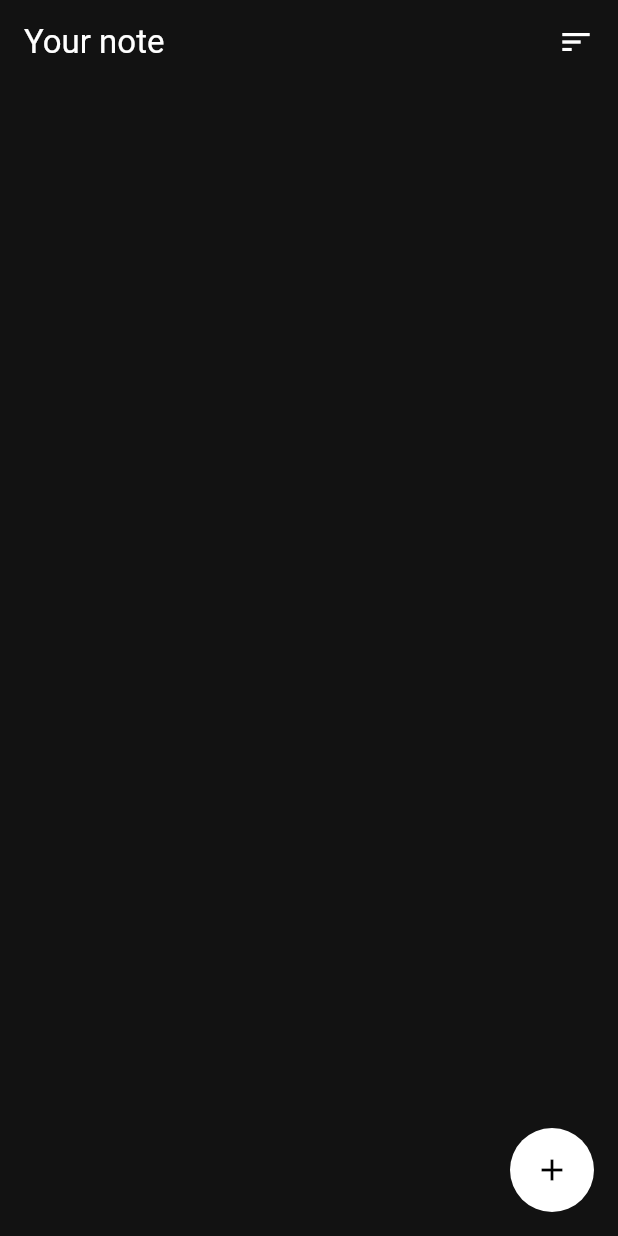
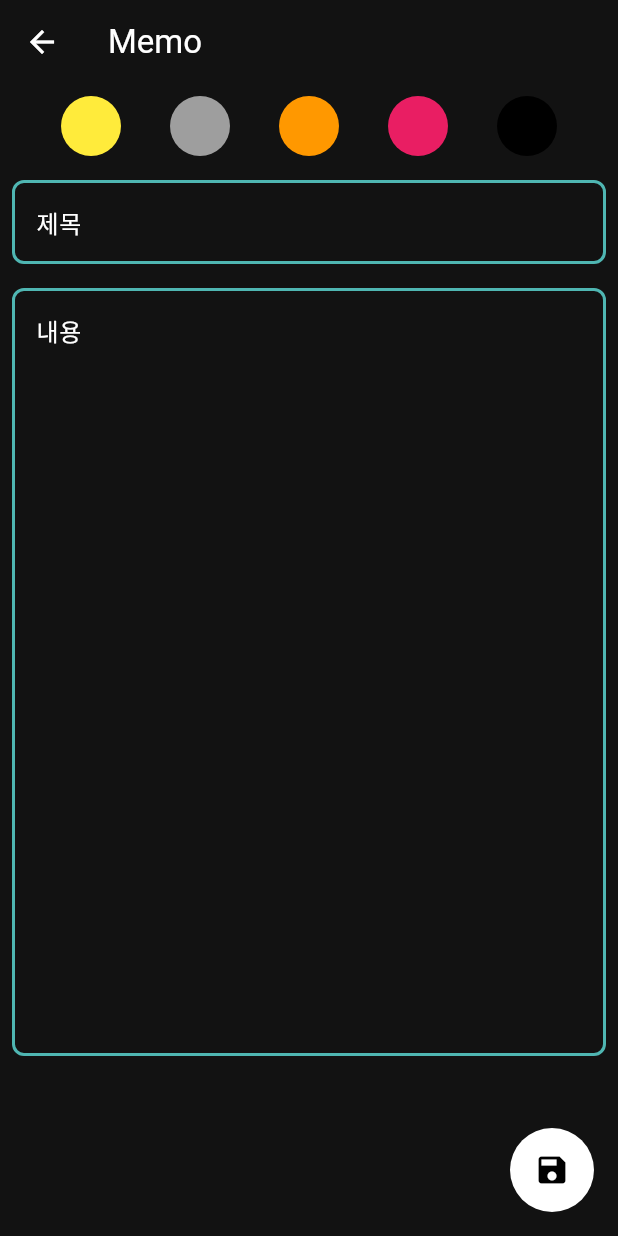
Before and after one commit to sanghyun3377/orm_note_app, a Flutter app: the screen it shows after launch, after a tap on the "add" icon, on a phone screen of 412 x 824 dp. Run offline on Flutter 3.47's test engine with Material 3 defaults, Android fonts, the phone set to English and light mode, and no system bars; our stand-ins replace go_router.

Commit message:
memo_screen ui 간단하게 완성

```diff
--- a/lib/Screen/main_screen.dart
+++ b/lib/Screen/main_screen.dart
@@ -1,4 +1,5 @@
 import 'package:flutter/material.dart';
+import 'package:go_router/go_router.dart';
 
 class MainScreen extends StatelessWidget {
   const MainScreen({super.key});
@@ -19,11 +20,12 @@ class MainScreen extends StatelessWidget {
         ],
       ),
       floatingActionButton: FloatingActionButton(
-        onPressed: () {},
+        onPressed: () {
+          context.push(Uri(path: '/memo_screen').toString());
+        },
         foregroundColor: Colors.black, // 아이콘의 색상을 지정합니다.
         backgroundColor: Colors.white, // 버튼의 배경색을 지정합니다.
         elevation: 0.0, // 버튼의 음영 효과의 크기를 조절합니다.
-        tooltip: '추가', // onPressed 콜백이 동작할 때 나타나는 툴팁을 정의합니다.
         splashColor: Colors.yellow, // 누르고 있지 않을 때 나타나는 색상을 지정합니다.
         shape: RoundedRectangleBorder(
           borderRadius: BorderRadius.circular(99), // 버튼의 모양을 지정합니다.
--- /dev/null
+++ b/lib/Screen/memo_screen.dart
@@ -0,0 +1,116 @@
+import 'package:flutter/material.dart';
+
+class MemoScreen extends StatefulWidget {
+  const MemoScreen({super.key});
+
+  @override
+  State<MemoScreen> createState() => _MemoScreenState();
+}
+
+class _MemoScreenState extends State<MemoScreen> {
+  var controller = TextEditingController();
+
+  @override
+  Widget build(BuildContext context) {
+    return Scaffold(
+      appBar: AppBar(title: const Text('Memo')),
+      body: Column(
+        children: [
+          const Padding(
+            padding: EdgeInsets.all(8.0),
+            child: Row(
+              mainAxisAlignment: MainAxisAlignment.spaceEvenly,
+              children: [
+                CircleAvatar(backgroundColor: Colors.yellow),
+                CircleAvatar(backgroundColor: Colors.grey),
+                CircleAvatar(backgroundColor: Colors.orange),
+                CircleAvatar(backgroundColor: Colors.pink),
+                CircleAvatar(backgroundColor: Colors.black),
+              ],
+            ),
+          ),
+          Padding(
+            padding: const EdgeInsets.all(8.0),
+            child: TextFormField(
+              controller: controller,
+              onChanged: (text) {},
+              keyboardType: TextInputType.text,
+              validator: (value) {
+                // 유효성 검사
+                if (value == null || value.isEmpty) {
+                  return '제목을 입력해주세요';
+                }
+                return null;
+              },
+              decoration: InputDecoration(
+                // 기본디자인
+                enabledBorder: OutlineInputBorder(
+                  borderRadius: BorderRadius.circular(8.0),
+                  borderSide: const BorderSide(
+                    width: 2,
+                    color: Color(0xFF4FB6B2),
+                  ),
+                ),
+                // 눌렀을때 디자인
+                focusedBorder: OutlineInputBorder(
+                  borderRadius: BorderRadius.circular(8.0),
+                  borderSide: const BorderSide(
+                    width: 2,
+                    color: Colors.amber,
+                  ),
+                ),
+                hintText: '제목',
+              ),
+            ),
+          ), // TextFormField
+          Padding(
+            padding: const EdgeInsets.all(8.0),
+            child: TextFormField(
+              controller: controller,
+              onChanged: (text) {},
+              keyboardType: TextInputType.text,
+              maxLines: 20,
+              validator: (value) {
+                // 유효성 검사
+                if (value == null || value.isEmpty) {
+                  return '내용을 입력해주세요';
+                }
+                return null;
+              },
+              decoration: InputDecoration(
+                // 기본디자인
+                enabledBorder: OutlineInputBorder(
+                  borderRadius: BorderRadius.circular(8.0),
+                  borderSide: const BorderSide(
+                    width: 2,
+                    color: Color(0xFF4FB6B2),
+                  ),
+                ),
+                // 눌렀을때 디자인
+                focusedBorder: OutlineInputBorder(
+                  borderRadius: BorderRadius.circular(8.0),
+                  borderSide: const BorderSide(
+                    width: 2,
+                    color: Colors.amber,
+                  ),
+                ),
+                hintText: '내용',
+              ),
+            ),
+          ), // TextFormField
+        ],
+      ),
+      floatingActionButton: FloatingActionButton(
+        onPressed: () {},
+        foregroundColor: Colors.black, // 아이콘의 색상을 지정합니다.
+        backgroundColor: Colors.white, // 버튼의 배경색을 지정합니다.
+        elevation: 0.0, // 버튼의 음영 효과의 크기를 조절합니다.
+        splashColor: Colors.yellow, // 누르고 있지 않을 때 나타나는 색상을 지정합니다.
+        shape: RoundedRectangleBorder(
+          borderRadius: BorderRadius.circular(99), // 버튼의 모양을 지정합니다.
+        ),
+        child: const Icon(Icons.save),
+      ),
+    );
+  }
+}
--- a/lib/router.dart
+++ b/lib/router.dart
@@ -1,5 +1,6 @@
 import 'package:go_router/go_router.dart';
 import 'package:orm_note_app/Screen/main_screen.dart';
+import 'package:orm_note_app/Screen/memo_screen.dart';
 
 final router = GoRouter(
   initialLocation: '/', // 원래 / 이거 주소로 못쓰는데 쓸려고
@@ -9,5 +10,9 @@ final router = GoRouter(
       path: '/', // initialLocation이거 해서 사용가능
       builder: (context, state) => const MainScreen(),
     ),
+    GoRoute(
+      path: '/memo_screen', // initialLocation이거 해서 사용가능
+      builder: (context, state) => const MemoScreen(),
+    ),
   ],
 );
```
